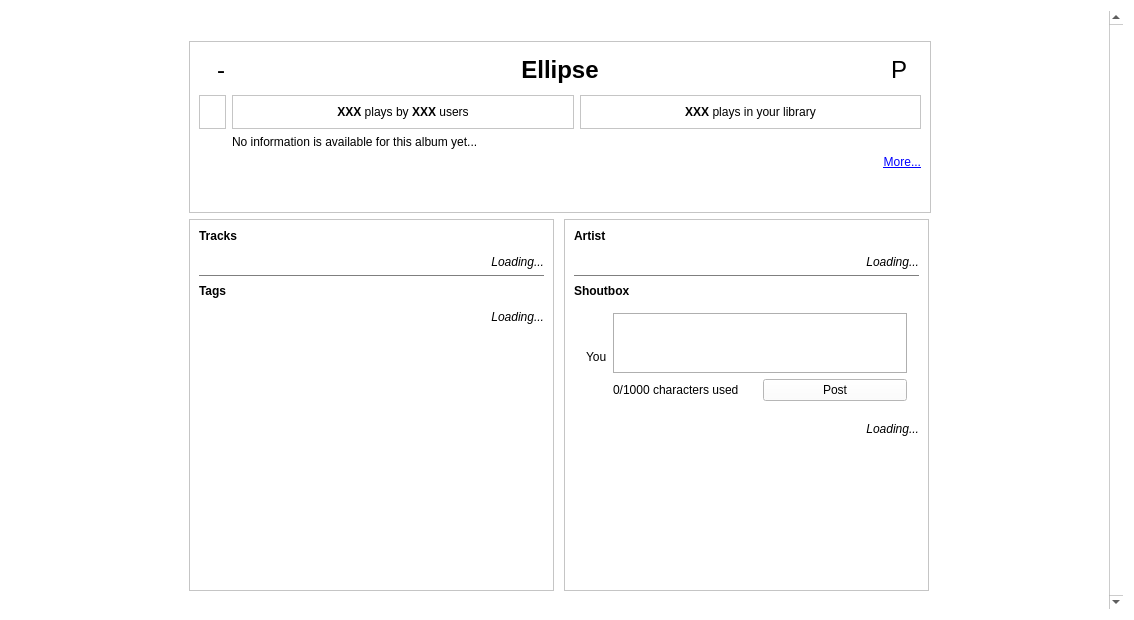
First picture: the form in halbumcontext.ui, repository jnetterf/hathor, before the edit.
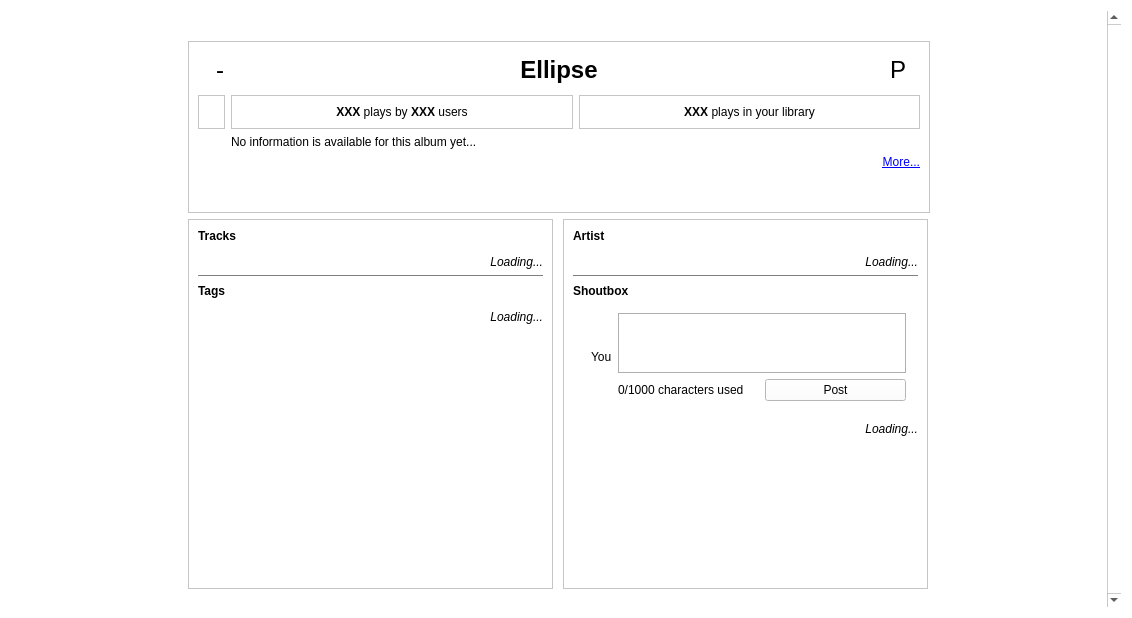
Second picture: the form after the edit. Icons and pictures are not drawn. Custom widgets are drawn as their Qt base class.

Diff of the .ui file:
```diff
--- a/halbumcontext.ui
+++ b/halbumcontext.ui
@@ -6,8 +6,8 @@
    <rect>
     <x>0</x>
     <y>0</y>
-    <width>1134</width>
-    <height>620</height>
+    <width>1132</width>
+    <height>618</height>
    </rect>
   </property>
   <property name="palette">
@@ -448,8 +448,8 @@
        <rect>
         <x>0</x>
         <y>0</y>
-        <width>1107</width>
-        <height>608</height>
+        <width>1105</width>
+        <height>606</height>
        </rect>
       </property>
       <layout class="QGridLayout" name="gridLayout_8">
@@ -1084,7 +1084,7 @@
                </property>
                <layout class="QGridLayout" name="gridLayout_12">
                 <property name="leftMargin">
-                 <number>12</number>
+                 <number>18</number>
                 </property>
                 <property name="rightMargin">
                  <number>12</number>
```
Left out of the diff: 1 changed line with no effect on the pictures.
